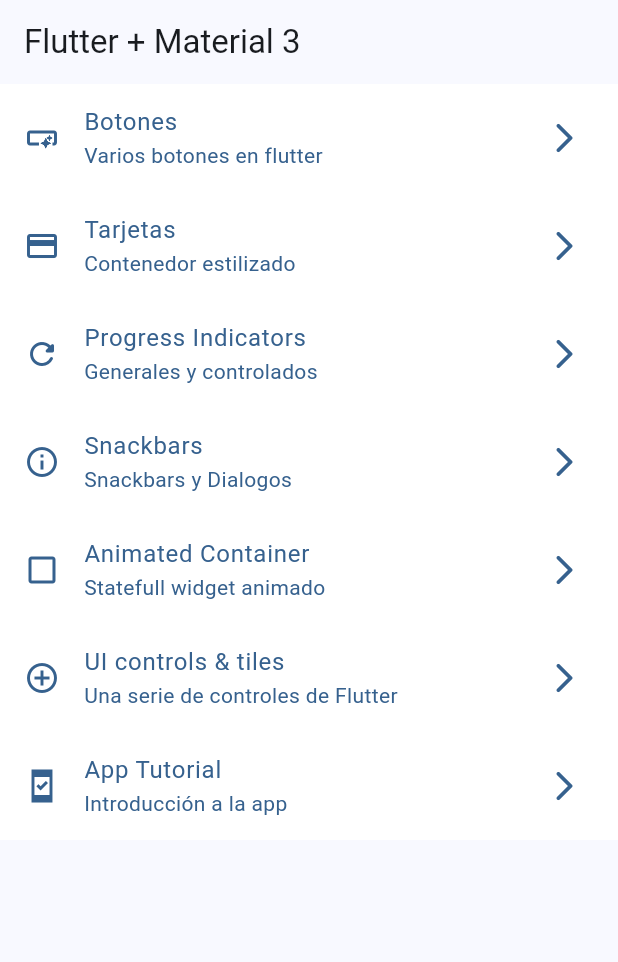
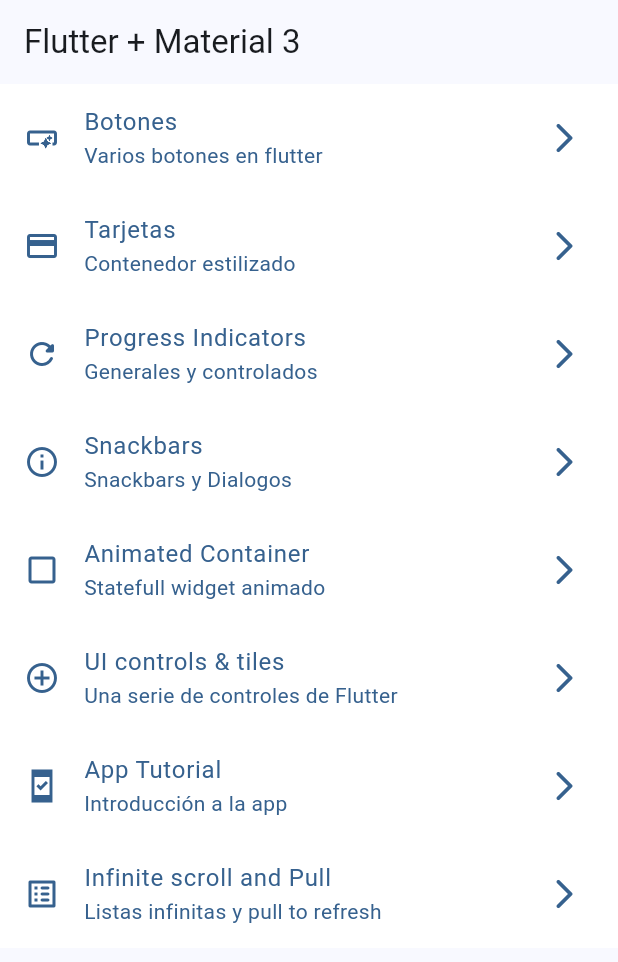
Before and after one commit to Curvi55/widgets_app, a Flutter app: the screen it shows after launch, on a phone screen of 412 x 824 dp. Shown: the top 962 px of the screen. Run offline on Flutter 3.47's test engine with Material 2 defaults, Android fonts, the phone set to English and light mode, and no system bars; our stand-ins replace animate_do, go_router.

```diff
--- a/lib/config/menu/menu_items.dart
+++ b/lib/config/menu/menu_items.dart
@@ -63,13 +63,13 @@ class MenuItem {
         subTitle: 'Introducción a la app',
         link:'/tutorial'  ,
         icon:Icons.system_security_update_good_sharp
+        ),
+      const MenuItem(
+        title:'Infinite scroll and Pull' ,
+        subTitle: 'Listas infinitas y pull to refresh',
+        link:'/infinite'  ,
+        icon:Icons.list_alt_rounded
         ), /*
-      const MenuItem(
-        title:'Tarjetas' ,
-        subTitle: 'Contenedor estilizado',
-        link:'/card'  ,
-        icon:Icons.credit_card
-        ),
       const MenuItem(
         title:'Tarjetas' ,
         subTitle: 'Contenedor estilizado',
--- a/lib/config/router/app_router.dart
+++ b/lib/config/router/app_router.dart
@@ -58,5 +58,12 @@ final appRouter = GoRouter(
     ),
 
 
+    GoRoute(
+      path: '/infinite',
+      name: InfiteScrollScreen.name,
+      builder: (context, state) => const InfiteScrollScreen(),
+    ),
+
+
   ],
 );
--- a/lib/presentation/screens/ui_controls/ui_controls_screen.dart
+++ b/lib/presentation/screens/ui_controls/ui_controls_screen.dart
@@ -46,7 +46,7 @@ class _UIControlsViewState extends State<_UIControlsView> {
       physics: const ClampingScrollPhysics(),
       children: [
         SwitchListTile(
-          title: Text('Developer Mode'),
+          title: const Text('Developer Mode'),
           subtitle: const Text('controles adicionales'),
           value: isDeveloper,
           onChanged: (value)=> setState(() {
```
Also changed, not shown: lib/presentation/screens/infinite_scroll/infinite_scroll_screen.dart (+152 -2 lines).
